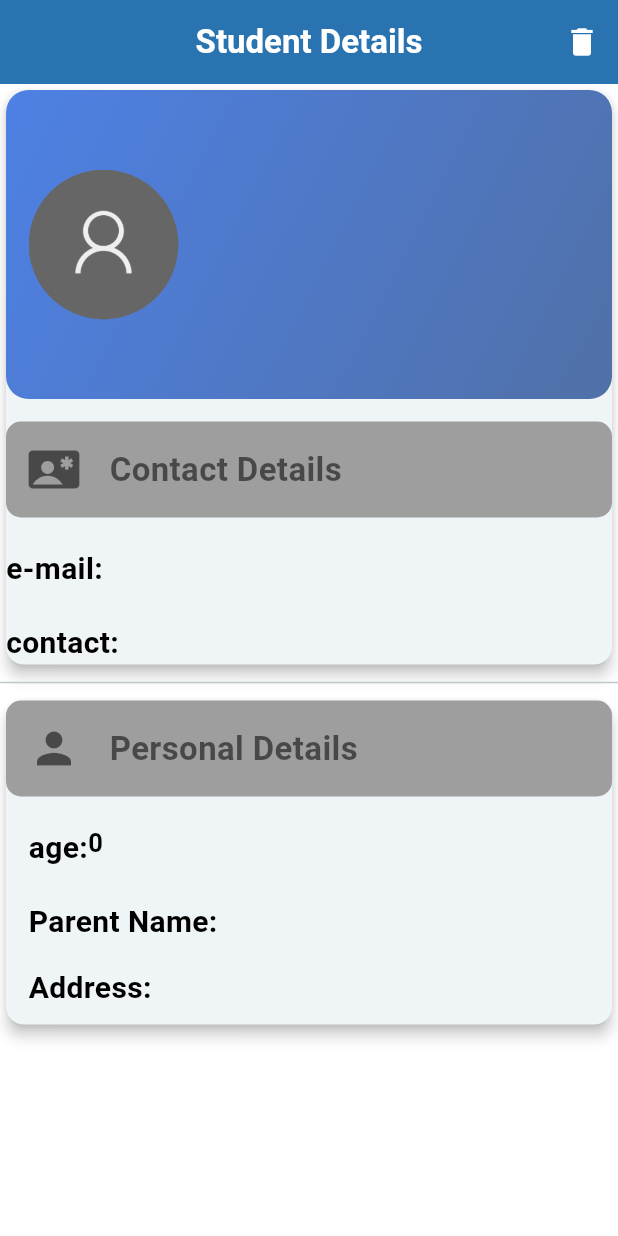
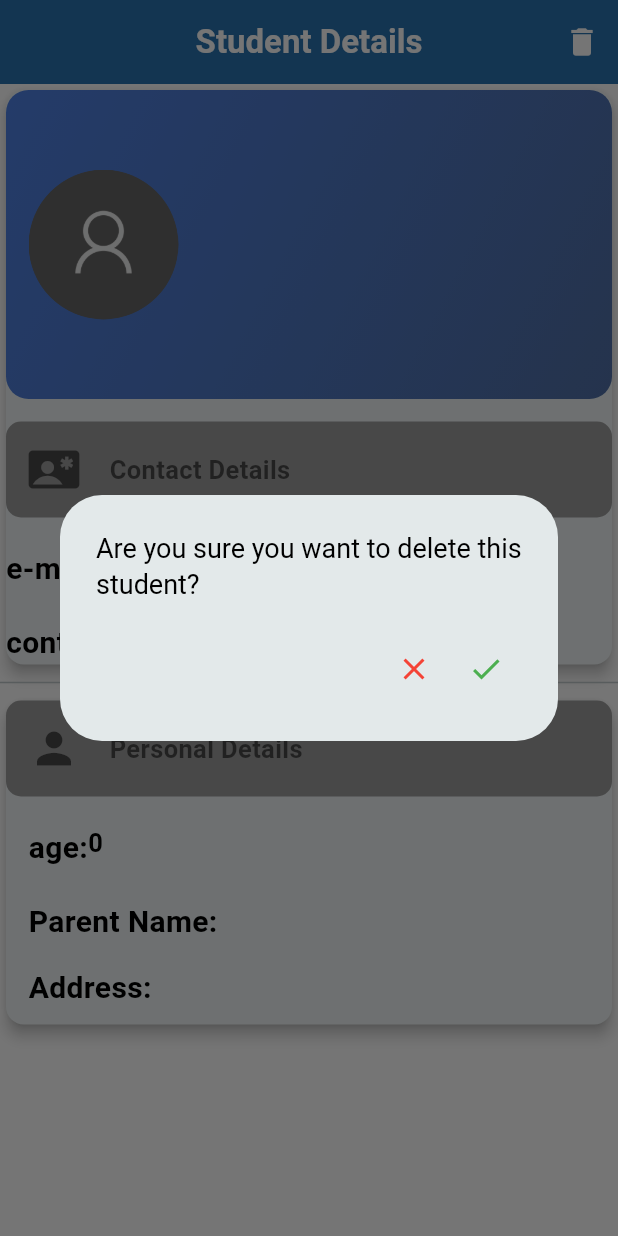
Before and after one commit to subruzz/student_mangement_web, a Flutter app: the StudenDetailMobile screen opened directly with empty values, after a tap on the "delete" icon, on a phone screen of 412 x 824 dp. Run offline on Flutter 3.47's test engine with Material 3 defaults, Android fonts, the light colour scheme and no system bars; our stand-ins replace cloud_firestore, firebase_auth, firebase_core, firebase_storage, image_picker; accounts and stored records are empty; Roboto replaces fonts that are missing (Montserrat); project files that could hold a hidden picture were left out.

Commit message:
review day

```diff
--- a/lib/widgets/desktop-widgets/desktop_screens/desktop_student_display.dart
+++ b/lib/widgets/desktop-widgets/desktop_screens/desktop_student_display.dart
@@ -100,7 +100,7 @@ class DesktopDisplayStudents extends StatelessWidget {
                                       ),
                                     );
                                   },
-                                  icon: Icon(
+                                  icon:const  Icon(
                                     Icons.edit,
                                     color: Colors.blue,
                                   ),
@@ -119,7 +119,7 @@ class DesktopDisplayStudents extends StatelessWidget {
                                       ),
                                     );
                                   },
-                                  icon: Icon(
+                                  icon:const  Icon(
                                     Icons.delete,
                                     color: Colors.red,
                                   ),
--- a/lib/widgets/mobile-widgets/student_detatils_page_mobile.dart
+++ b/lib/widgets/mobile-widgets/student_detatils_page_mobile.dart
@@ -1,5 +1,7 @@
 import 'package:cloud_firestore/cloud_firestore.dart';
 import 'package:flutter/material.dart';
+import 'package:studentmanagement/services/student_services.dart';
+import 'package:studentmanagement/widgets/helping-widgets/dialog.dart';
 import 'package:studentmanagement/widgets/helping-widgets/student_details_item.dart';
 
 class StudenDetailMobile extends StatefulWidget {
@@ -27,7 +29,16 @@ class _DetailedStudetntState extends State<StudenDetailMobile> {
         actions: [
           IconButton(
               onPressed: () {
-                // removeStudent(widget.student.id!, context);
+                showDialog(
+                  context: context,
+                  builder: (ctx) => CustomDialog(
+                    title: 'Are you sure you want to delete this student?',
+                    onClick: () {
+                      StudentServices.deleteStudent(widget.student.id)
+                          .then((value) => Navigator.pop(context));
+                    },
+                  ),
+                );
               },
               icon: const Icon(
                 Icons.delete,
@@ -86,17 +97,19 @@ class _DetailedStudetntState extends State<StudenDetailMobile> {
                           const SizedBox(
                             width: 30,
                           ),
-                          Column(
-                            crossAxisAlignment: CrossAxisAlignment.start,
-                            mainAxisAlignment: MainAxisAlignment.center,
-                            children: [
-                              Text(
-                                widget.student['name'],
-                              ),
-                              Text(
-                                widget.student['batch'],
-                              ),
-                            ],
+                          Expanded(
+                            child: Column(
+                              crossAxisAlignment: CrossAxisAlignment.start,
+                              mainAxisAlignment: MainAxisAlignment.center,
+                              children: [
+                                Text(widget.student['name'],
+                                    style:
+                                        Theme.of(context).textTheme.bodySmall),
+                                Text(widget.student['batch'],
+                                    style:
+                                        Theme.of(context).textTheme.bodySmall),
+                              ],
+                            ),
                           )
                         ],
                       ),
@@ -126,7 +139,7 @@ class _DetailedStudetntState extends State<StudenDetailMobile> {
                           'Contact Details',
                           style: TextStyle(
                               color: Colors.black54,
-                              fontSize: 22,
+                              fontSize: 17,
                               fontWeight: FontWeight.bold),
                         ),
                       ],
@@ -175,7 +188,7 @@ class _DetailedStudetntState extends State<StudenDetailMobile> {
                           'Personal Details',
                           style: TextStyle(
                               color: Colors.black54,
-                              fontSize: 22,
+                              fontSize: 17,
                               fontWeight: FontWeight.bold),
                         ),
                       ],
--- a/pubspec.yaml
+++ b/pubspec.yaml
@@ -63,6 +63,7 @@ flutter:
     - assets/images/profile.png
     - assets/images/login_image.json
     - assets/images/login_image_3bd54d0c.png
+    - assets/images/nodata.avif
   #   - images/a_dot_ham.jpeg
   # An image asset can refer to one or more resolution-specific "variants", see
   # https://flutter.dev/assets-and-images/#resolution-aware
```
Also changed, not shown: lib/screens/home_screen.dart (+27 -14 lines), lib/screens/search_user.dart (+13 -3 lines), lib/services/storage_service.dart (+8 -5 lines), lib/services/student_services.dart (+8 -8 lines), lib/widgets/desktop-widgets/desktop_screens/student_details_desktop.dart (+33 -0 lines), lib/widgets/helping-widgets/form.dart (+26 -10 lines), lib/widgets/mobile-widgets/mobile_display_student.dart (+54 -27 lines).
